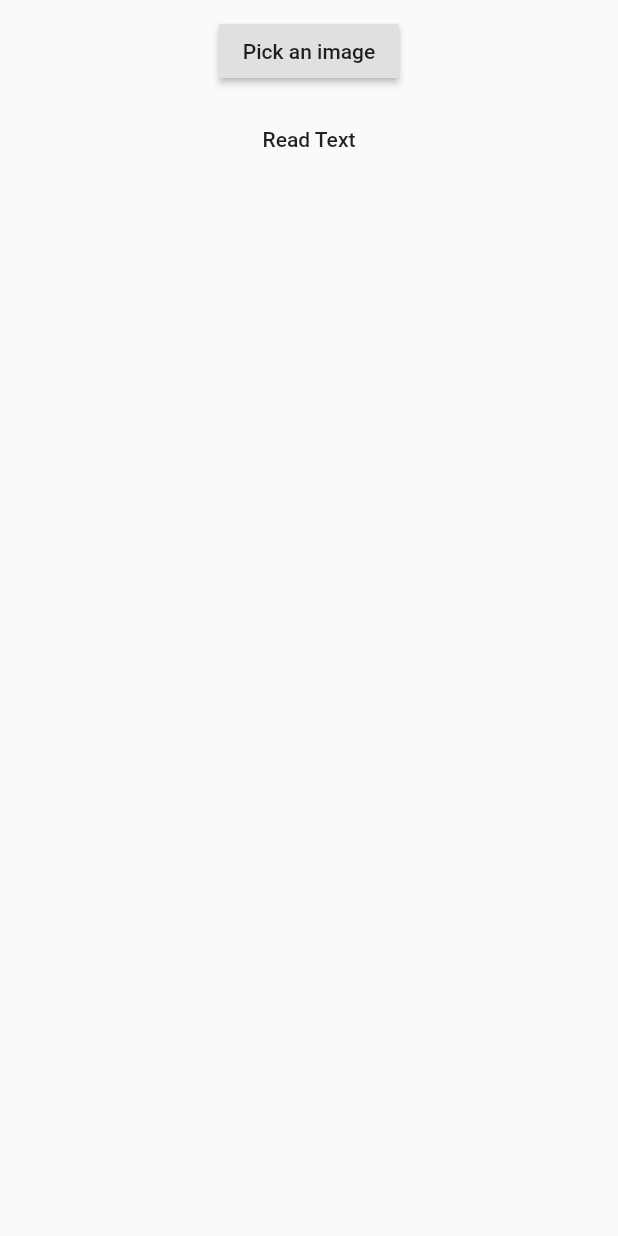
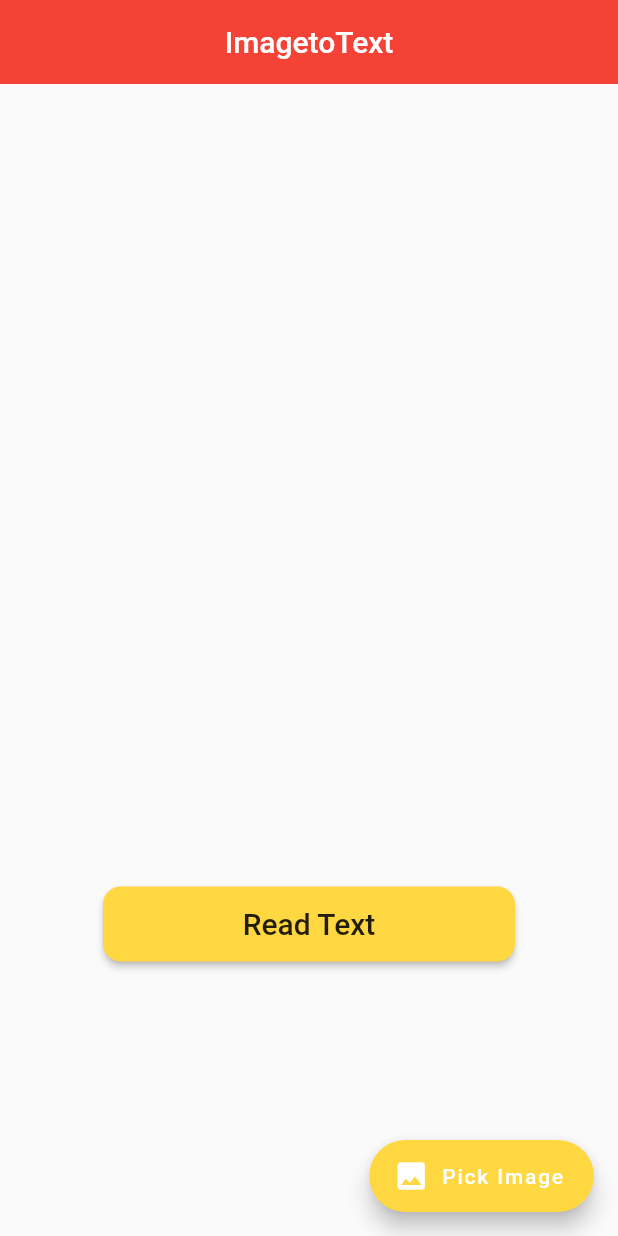
Before and after one commit to nitishgarg2002/imagetotext, a Flutter app: the screen it shows after launch, on a phone screen of 412 x 824 dp. Run offline on Flutter 3.47's test engine with Material 2 defaults, Android fonts, the phone set to English and light mode, and no system bars; our stand-ins replace image_picker; missing offline and left inert: firebase_ml_vision; accounts and stored records are empty.

```diff
--- a/lib/home.dart
+++ b/lib/home.dart
@@ -21,34 +21,46 @@ class _HomeState extends State<Home> {
     });
   }
 
-
   @override
   Widget build(BuildContext context) {
     return Scaffold(
+      appBar: AppBar(
+        backgroundColor: Colors.red,
+        title: Text('ImagetoText'),
+        centerTitle: true,
+        elevation: 0,
+      ),
       body: Column(
         children: [
           isLoaded
-              ? Center(
+              ? Padding(
+                padding: const EdgeInsets.all(8.0),
+                child: Center(
                     child: Container(
-                    height: 200,
-                    width: 200,
+
+                      height: MediaQuery.of(context).size.height/1.6,
+                      width: MediaQuery.of(context).size.width,
                       decoration: BoxDecoration(
                           image: DecorationImage(
                               image: FileImage(pickedImage), fit: BoxFit.cover)),
                     ),
+                  ),
               )
-              : Container(),
+              : Container(
+                   height: MediaQuery.of(context).size.height/1.6,
+                      width: MediaQuery.of(context).size.width,
+
+              ),
           SizedBox(
             height: 10,
           ),
-          RaisedButton(
-            onPressed: pickImage,
-            child: Text('Pick an image'),
-          ),
+
           SizedBox(height: 10),
           MaterialButton(
+            shape: RoundedRectangleBorder(borderRadius: BorderRadius.circular(12)),
+            color: Colors.amberAccent,
             height: 50,
-
+            minWidth: MediaQuery.of(context).size.width/1.5,
             onPressed: () async {
               FirebaseVisionImage image =
                   FirebaseVisionImage.fromFile(pickedImage);
@@ -60,15 +72,25 @@ class _HomeState extends State<Home> {
                   context: context,
                   builder: (context) {
                     return Dialog(
-                    child: Text(a),
+
+                      child: Container(
+                        height: MediaQuery.of(context).size.height/2,
+                        child: Center(child: Padding(
+                          padding: const EdgeInsets.all(8.0),
+                          child: Text(a,style: TextStyle(color: Colors.black,fontWeight: FontWeight.bold),),
+                        ))),
                     );
-                }
-              );
+                  });
             },
-            child: Text('Read Text'),
+            child: Text('Read Text',style: TextStyle(fontSize: 20),),
           ),
         ],
       ),
+      floatingActionButton: FloatingActionButton.extended(
+        onPressed: pickImage,
+        icon: Icon(Icons.image),
+        backgroundColor: Colors.amberAccent,
+        label: Text('Pick Image')),
     );
   }
 }
```
Lines whose indentation alone changed are shown as unchanged.
